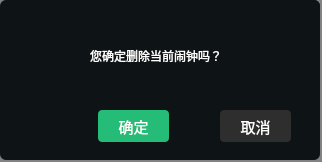
Old version of the form src/plugins/ukui-clock/deleteMsg.ui in the repository ukui/ukui-sidebar.
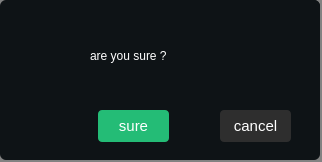
New version of the form. Icons and pictures are not drawn.

Patch:
```diff
--- a/src/plugins/ukui-clock/deleteMsg.ui
+++ b/src/plugins/ukui-clock/deleteMsg.ui
@@ -63,7 +63,7 @@
 </string>
     </property>
     <property name="text">
-     <string>确定</string>
+     <string>sure</string>
     </property>
    </widget>
    <widget class="QPushButton" name="cancelbtn">
@@ -84,7 +84,7 @@
 QPushButton:hover{background:rgba(143, 97, 47, 0.1)}</string>
     </property>
     <property name="text">
-     <string>取消</string>
+     <string>cancel</string>
     </property>
    </widget>
    <widget class="QLabel" name="label_5">
@@ -101,7 +101,7 @@
 font: 25 15pt &quot;Noto Sans CJK SC&quot;;</string>
     </property>
     <property name="text">
-     <string>您确定删除当前闹钟吗？</string>
+     <string>are you sure ?</string>
     </property>
    </widget>
    <widget class="QLabel" name="label_6">
```
